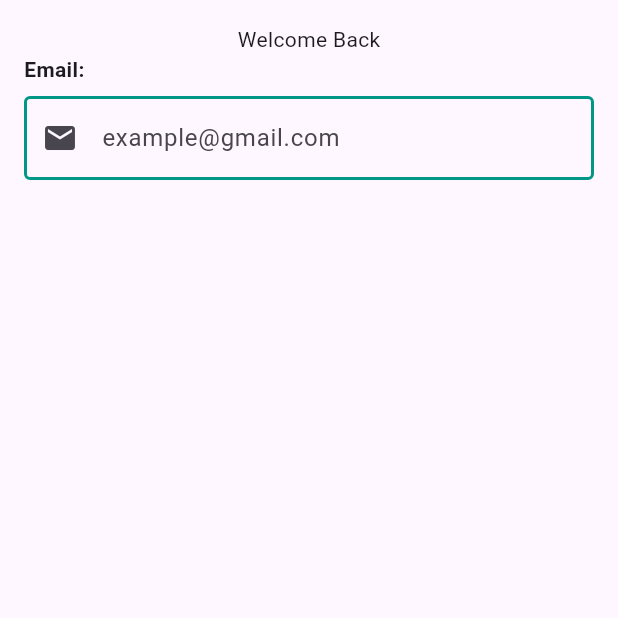
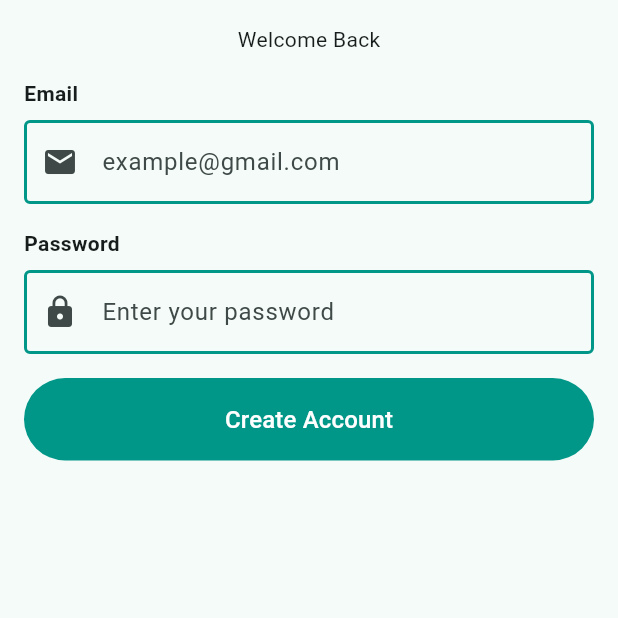
Before and after one commit to OpiniIsaac/task-manager, a Flutter app: the Login screen opened by its route, on a phone screen of 412 x 824 dp, the top half of it. Run offline on Flutter 3.47's test engine with Material 2 defaults, Android fonts, the phone set to English and light mode, and no system bars.

Commit message:
added button to login

```diff
--- a/lib/main.dart
+++ b/lib/main.dart
@@ -20,7 +20,7 @@ class MyApp extends StatelessWidget {
       debugShowCheckedModeBanner: false,
       theme: ThemeData(
 
-        colorScheme: ColorScheme.fromSeed(seedColor: Colors.deepPurple),
+        colorScheme: ColorScheme.fromSeed(seedColor: Colors.teal),
         useMaterial3: true,
       ),
       // initialRoute: '/',
--- a/lib/scrrens/login.dart
+++ b/lib/scrrens/login.dart
@@ -1,8 +1,8 @@
+import 'dart:convert';
 import 'package:flutter/material.dart';
-import 'package:task_managaer/widgets/inputs.dart';
 
 class Login extends StatelessWidget {
-  const Login({super.key});
+  const Login({Key? key});
 
   @override
   Widget build(BuildContext context) {
@@ -15,11 +15,88 @@ class Login extends StatelessWidget {
               Center(
                 child: Text("Welcome Back"),
               ),
-
-            Inputs(hintText: 'example@email.com', icons: Icon(Icons.email),label: 'Email',)
+              SizedBox(height: 16.0),
+              Container(
+                child: Column(
+                  crossAxisAlignment: CrossAxisAlignment.stretch,
+                  children: [
+                    Text(
+                      "Email",
+                      style: TextStyle(
+                        fontWeight: FontWeight.bold,
+                      ),
+                    ),
+                    SizedBox(height: 8.0),
+                    TextField(
+                      keyboardType: TextInputType.emailAddress,
+                      decoration: InputDecoration(
+                        prefixIcon: Icon(Icons.email),
+                        hintText: "example@gmail.com",
+                        focusedBorder: OutlineInputBorder(
+                          borderSide:
+                              BorderSide(color: Colors.teal, width: 2.0),
+                        ),
+                        enabledBorder: OutlineInputBorder(
+                          borderSide:
+                              BorderSide(color: Colors.teal, width: 2.0),
+                        ),
+                      ),
+                    ),
+                    SizedBox(height: 16.0),
+                    Text(
+                      "Password",
+                      style: TextStyle(
+                        fontWeight: FontWeight.bold,
+                      ),
+                    ),
+                    SizedBox(height: 8.0),
+                    TextField(
+                      obscureText: true,
+                      decoration: InputDecoration(
+                        prefixIcon: Icon(Icons.lock),
+                        hintText: "Enter your password",
+                        focusedBorder: OutlineInputBorder(
+                          borderSide:
+                              BorderSide(color: Colors.teal, width: 2.0),
+                        ),
+                        enabledBorder: OutlineInputBorder(
+                          borderSide:
+                              BorderSide(color: Colors.teal, width: 2.0),
+                        ),
+                      ),
+                      onChanged: (password) {
+                        // Hash the password using SHA-256
+                        // String hashedPassword = sha256.convert(utf8.encode(password)).toString();
+                        // print("Hashed Password: $hashedPassword");
+                        // You carn store or use the hashedPassword as needed
+                      },
+                    ),
                   ],
                 ),
+              ),
+              SizedBox(height: 16.0),
+              Row(
+                children: [
+                  Expanded(
+                      child: FilledButton(
+                    child: Text(
+                      'Create Account',
+                      style: TextStyle(fontSize: 16),
+                    ),
+                    onPressed: () {},
+                    style: FilledButton.styleFrom(
+                        backgroundColor: Colors.teal,
+                        shape: RoundedRectangleBorder(
+                          borderRadius: BorderRadius.circular(50),
+                        ),
+                        padding: EdgeInsets.symmetric(vertical: 16)),
                   )),
+                ],
+              )
+            ],
+          ),
+        ),
+      ),
     );
   }
 }
--- a/lib/widgets/inputs.dart
+++ b/lib/widgets/inputs.dart
@@ -2,9 +2,9 @@ import 'package:flutter/material.dart';
 
 class Inputs extends StatelessWidget {
   final String label;
-  final String hintText;
+  final String labelText;
   final Icon icons;
-  const Inputs({ required this.hintText, required this.icons,required this.label, Key? key }):super(key: key);
+  const Inputs({ required this.label, required this.icons,required this.labelText, Key? key }):super(key: key);
 
   @override
   Widget build(BuildContext context) {
@@ -13,7 +13,7 @@ class Inputs extends StatelessWidget {
         crossAxisAlignment: CrossAxisAlignment.stretch,
         children: [
           Text(
-            'Email:',
+            label,
             style: TextStyle(
               fontWeight: FontWeight.bold,
             ),
@@ -22,8 +22,8 @@ class Inputs extends StatelessWidget {
           TextField(
             keyboardType: TextInputType.emailAddress,
             decoration: InputDecoration(
-              prefixIcon: Icon(Icons.email), // Email Icon
-              hintText: 'example@gmail.com',
+              prefixIcon: icons, // Email Icon
+              hintText: labelText,
               focusedBorder: OutlineInputBorder(
                 borderSide: BorderSide(color: Colors.teal, width: 2.0),
               ),
--- a/pubspec.yaml
+++ b/pubspec.yaml
@@ -30,7 +30,7 @@ environment:
 dependencies:
   flutter:
     sdk: flutter
-
+    ##crypto:
 
   # The following adds the Cupertino Icons font to your application.
   # Use with the CupertinoIcons class for iOS style icons.
```
Also changed, not shown: lib/widgets/password.dart (added, +71 -0 lines). Lines whose indentation alone changed are shown as unchanged.
